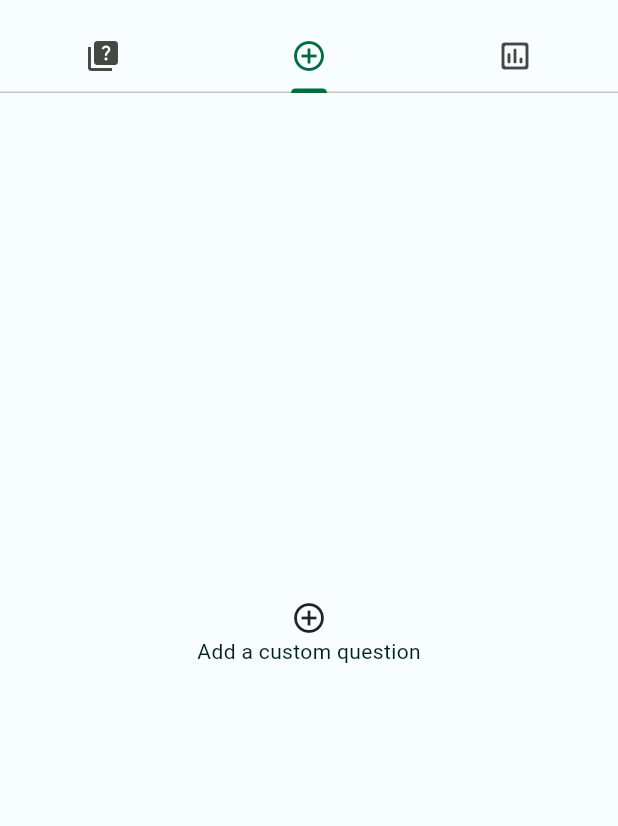
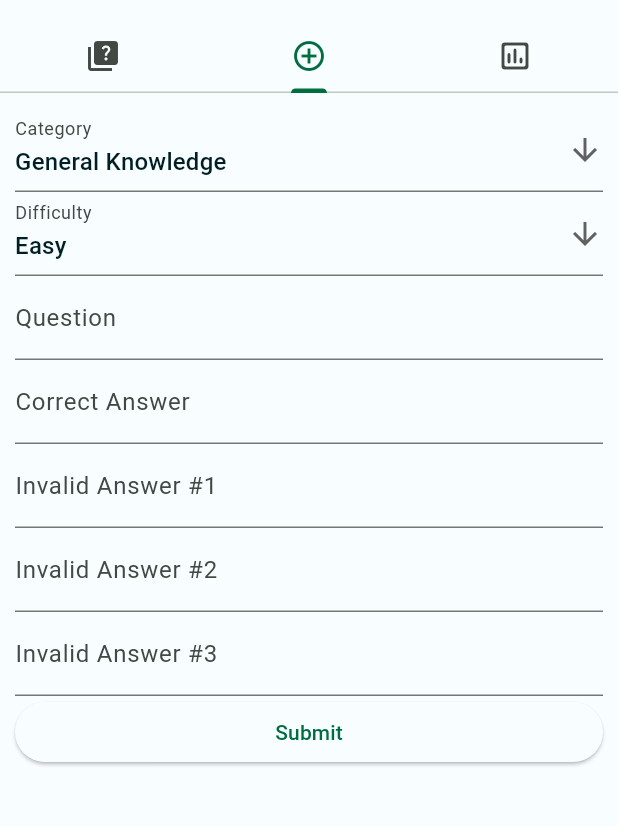
Before and after one commit to theGreyPilgrim42/PubPuzzler, a Flutter app: the screen it shows after launch, tab 2 chosen, on a phone screen of 412 x 824 dp, the part 63-889 px from its top. Run offline on Flutter 3.47's test engine with Material 3 defaults, Android fonts, the phone set to English and light mode, and no system bars; our stand-ins replace html_unescape.

Commit message:
Feature/add form and repository (#5)
Add QuestionRepository and AddQuestionForm

* feat: Add AddQuestionForm
* feat: Add QuestionRepository
* feat: Create Question when submitting AddQuestionForm
* feat: Inform user of status while adding a custom question

```diff
--- a/lib/domain/question.dart
+++ b/lib/domain/question.dart
@@ -66,6 +66,7 @@ enum AnswerState {
 }
 
 class Question {
+  int id;
   Category category;
   String type;
   Difficulty difficulty;
@@ -83,6 +84,7 @@ class Question {
     this.correctAnswer,
     this.incorrectAnswers
   ):
+    id = 0,
     answers = [correctAnswer, ...incorrectAnswers],
     answerState = AnswerState.none {
       answers.shuffle();
--- /dev/null
+++ b/lib/domain/question_repository.dart
@@ -0,0 +1,32 @@
+
+
+import 'package:pub_puzzler/domain/question.dart';
+
+class QuestionRepository {
+  int _nextId = 1;
+  List<Question> _questions = [];
+  // Singleton approach
+  static final QuestionRepository _questionRepository = QuestionRepository._privateConstructor();
+  QuestionRepository._privateConstructor();
+
+  factory QuestionRepository() {
+    return _questionRepository;
+  }
+
+  Future<void> addQuestion(Question question) async {
+    question.id = _nextId++;
+    _questions.add(question);
+  }
+
+  Future<List<Question>> getQuestions() async {
+    return _questions;
+  }
+
+  Future<Question> getQuestion(int id) async {
+    return _questions.firstWhere((question) => question.id == id);
+  }
+
+  Future<void> removeQuestion(int id) async {
+    _questions.removeWhere((question) => question.id == id);
+  }
+}
--- a/lib/main.dart
+++ b/lib/main.dart
@@ -1,6 +1,7 @@
 import 'package:flutter/material.dart';
 import 'package:pub_puzzler/domain/question.dart';
 import 'package:pub_puzzler/infra/datasources/question.dart';
+import 'package:pub_puzzler/presenter/add_question_widget.dart';
 import 'presenter/color_schemes.dart';
 
 void main() {
@@ -21,6 +22,7 @@ class MainApp extends StatelessWidget {
   }
 }
 
+// TODO: Refactor to manage state in PubPuzzlerApp Widget
 class PubPuzzlerApp extends StatelessWidget {
   const PubPuzzlerApp({
     super.key,
@@ -66,13 +68,7 @@ class PubPuzzlerApp extends StatelessWidget {
                   ],
                 ),
               ),
-              const Column(
-                mainAxisAlignment: MainAxisAlignment.center,
-                children: [
-                  Icon(Icons.add_circle_outline),
-                  Text('Add a custom question'),
-                ],
-              ),
+              const AddQuestionForm(),
               const Column(
                 mainAxisAlignment: MainAxisAlignment.center,
                 children: [
--- /dev/null
+++ b/lib/presenter/add_question_widget.dart
@@ -0,0 +1,191 @@
+import 'package:flutter/material.dart';
+import 'package:pub_puzzler/domain/question.dart';
+import 'package:pub_puzzler/domain/question_repository.dart';
+
+enum CreationState { creating, loading, done}
+
+class AddQuestionForm extends StatefulWidget {
+  const AddQuestionForm({
+    super.key
+  });
+
+  @override
+  AddQuestionState createState() {
+    return AddQuestionState();
+  }
+}
+
+class AddQuestionState extends State<AddQuestionForm> {
+  final _formKey = GlobalKey<FormState>();
+  final questionController = TextEditingController();
+  final correctAnswerController = TextEditingController();
+  final incorrectAnswerOneController = TextEditingController();
+  final incorrectAnswerTwoController = TextEditingController();
+  final incorrectAnswerThreeController = TextEditingController();
+  final QuestionRepository questionRepository = QuestionRepository();
+  late Category chosenCategory;
+  late Difficulty chosenDifficulty;
+  CreationState creationState = CreationState.creating;
+
+  void setCategory(String category) {
+    setState(() {
+      chosenCategory = Category.fromString(category);
+    });
+  }
+
+  void setDifficulty(String difficulty) {
+    setState(() {
+      chosenDifficulty = Difficulty.fromString(difficulty);
+    });
+  }
+
+  @override
+  void dispose() {
+    questionController.dispose();
+    correctAnswerController.dispose();
+    incorrectAnswerOneController.dispose();
+    incorrectAnswerTwoController.dispose();
+    incorrectAnswerThreeController.dispose();
+    super.dispose();
+  }
+
+  @override
+  Widget build(BuildContext context) {
+    return Scaffold(
+      body: Builder(
+        builder: (context) {
+          switch (creationState) {
+            case CreationState.loading:
+              return Center(child: CircularProgressIndicator());
+            case CreationState.done:
+              return Center(child: Text('Successfully created Question'));
+            case CreationState.creating:
+              return Form(
+                key: _formKey,
+                child: ListView(
+                  scrollDirection: Axis.vertical,
+                  shrinkWrap: true,
+                  padding: const EdgeInsets.all(10),
+                  children: [
+                    CustomDropdownButton(list: Category.values.map((e) => e.name.toString()).toList(), hint: 'Category', callback: setCategory),
+                    CustomDropdownButton(list: Difficulty.values.map((e) => e.name.toString()).toList(), hint: 'Difficulty', callback: setDifficulty),
+                    TextFormField(
+                      controller: questionController,
+                      decoration: const InputDecoration(
+                        labelText: 'Question'
+                      ),                validator: (String? value) {
+                        return (value == null || value.isEmpty) ? 'Please enter a question' : null;
+                      },
+                    ),TextFormField(
+                      controller: correctAnswerController,
+                      decoration: const InputDecoration(
+                        labelText: 'Correct Answer'
+                      ),
+                      validator: (String? value) {
+                        return (value == null || value.isEmpty) ? 'Please enter a valid answer' : null;
+                      },
+                    ),
+                    TextFormField(
+                      controller: incorrectAnswerOneController,
+                      decoration: const InputDecoration(
+                        labelText: 'Invalid Answer #1'
+                      ),
+                      validator: (String? value) {
+                        return (value == null || value.isEmpty) ? 'Please enter an invalid answer' : null;
+                      },
+                    ),
+                    TextFormField(
+                      controller: incorrectAnswerTwoController,
+                      decoration: const InputDecoration(
+                        labelText: 'Invalid Answer #2'
+                      ),
+                      validator: (String? value) {
+                        return (value == null || value.isEmpty) ? 'Please enter an invalid answer' : null;
+                      },
+                    ),
+                    TextFormField(
+                      controller: incorrectAnswerThreeController,
+                      decoration: const InputDecoration(
+                        labelText: 'Invalid Answer #3'
+                      ),
+                      validator: (String? value) {
+                        return (value == null || value.isEmpty) ? 'Please enter an invalid answer' : null;
+                      },
+                    ),
+                    ElevatedButton(
+                      onPressed: () async {
+                        if (_formKey.currentState!.validate()) {
+                          setState(() {
+                            creationState = CreationState.loading;
+                          });
+                          _formKey.currentState!.save();
+                          List<String> incorrectAnswers = [incorrectAnswerOneController.text, incorrectAnswerTwoController.text, incorrectAnswerThreeController.text];
+                          Question question = Question(chosenCategory, 'multiple', chosenDifficulty, questionController.text, correctAnswerController.text, incorrectAnswers);
+                          await questionRepository.addQuestion(question);
+                          setState(() {
+                            creationState = CreationState.done;
+                          });
+                        }
+                      },
+                      child: const Text('Submit'),
+                    )
+                  ],
+                ),
+              );
+          }
+        }
+      ),
+    );
+  }
+}
+
+class CustomDropdownButton extends StatefulWidget {
+  final List<String> list;
+  final String hint;
+  final Function callback;
+
+  const CustomDropdownButton({
+    super.key,
+    required this.list,
+    required this.hint,
+    required this.callback,
+  });
+
+  @override
+  State<CustomDropdownButton> createState() => _CustomDropdownButtonState();
+}
+
+class _CustomDropdownButtonState extends State<CustomDropdownButton> {
+  String dropdownValue = "";
+
+  @override
+  Widget build(BuildContext context) {
+    return DropdownButtonFormField<String>(
+      value: widget.list.first,
+      hint: Text(widget.hint),
+      decoration: InputDecoration(
+        labelText: widget.hint
+      ),
+      icon: const Icon(Icons.arrow_downward),
+      elevation: 16,
+      onChanged: (String? value) {
+        // This is called when the user selects an item.
+        setState(() {
+          dropdownValue = value!;
+        });
+      },
+      items: widget.list.map<DropdownMenuItem<String>>((String value) {
+        return DropdownMenuItem<String>(
+          value: value,
+          child: Text(value),
+        );
+      }).toList(),
+      validator: (value) {
+        return (value == null || value.isEmpty || !widget.list.contains(value)) ? 'Please choose a ${widget.hint}' : null;
+      },
+      onSaved: (value) {
+        widget.callback(value);
+      },
+    );
+  }
+}
```
Also changed, not shown: lib/infra/datasources/question.dart (+10 -2 lines).
